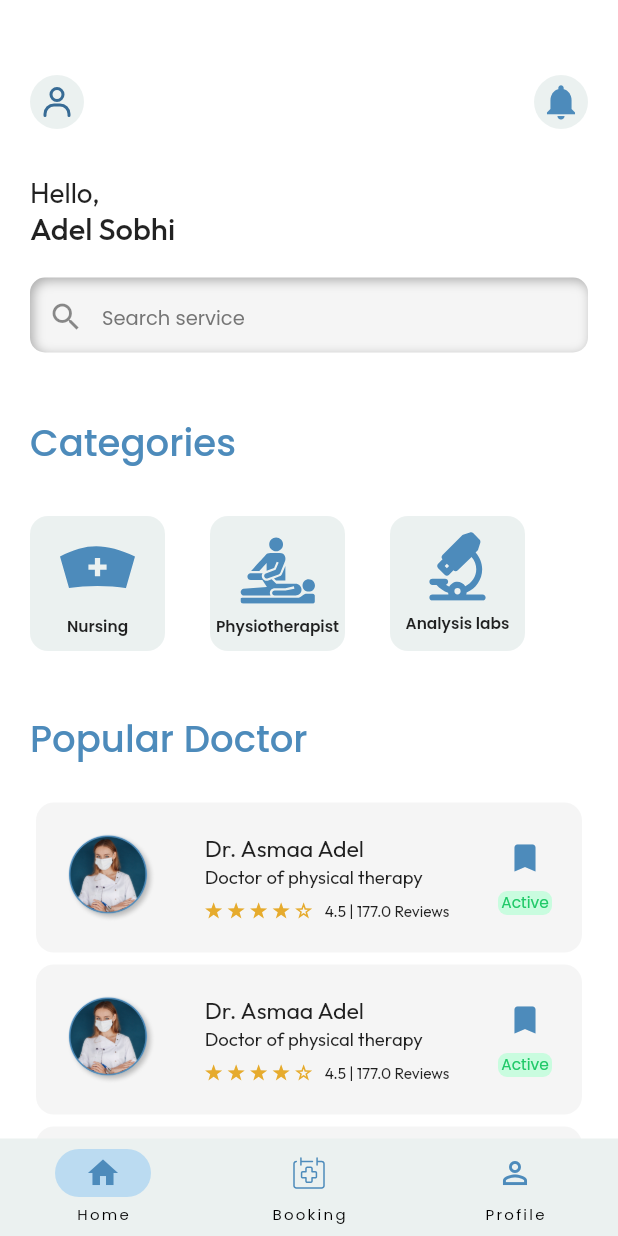
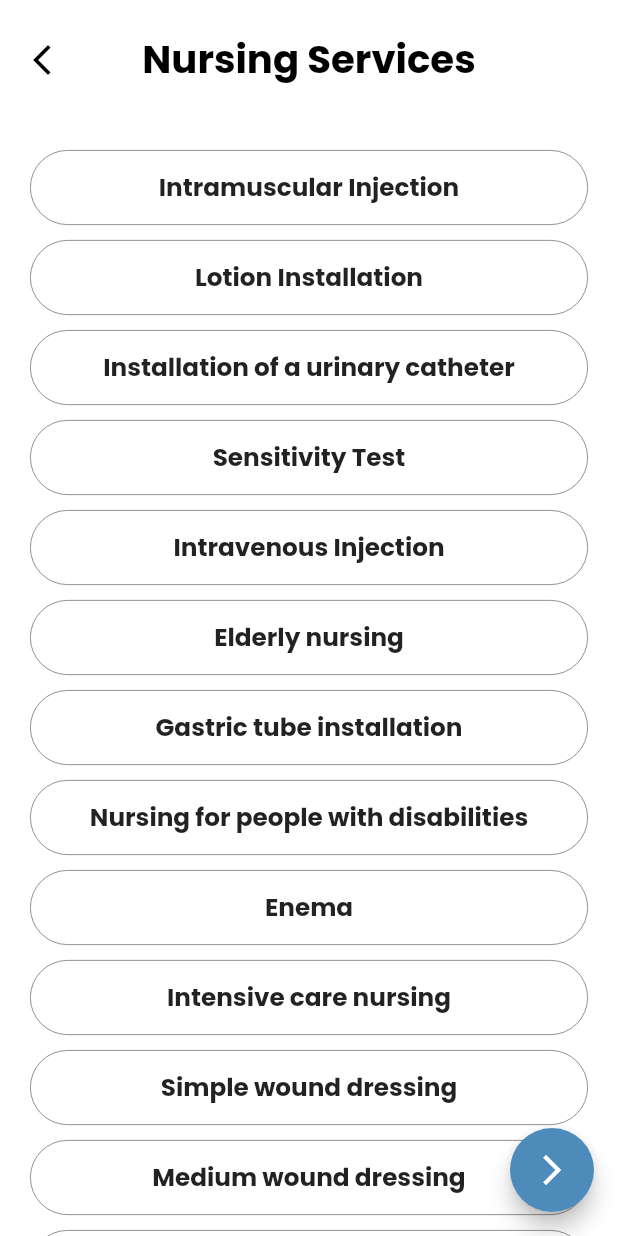
Before and after one commit to ahm3dElgharbawy/DocHome, a Flutter app: the screen it shows after launch, on a phone screen of 412 x 824 dp. Run offline on Flutter 3.47's test engine with Material 3 defaults, Android fonts, the phone set to English and light mode, and no system bars; our stand-ins replace flutter_inset_box_shadow, flutter_svg; project files that could hold a hidden picture were left out.

Commit message:
nursing-category-ui-done

```diff
--- /dev/null
+++ b/lib/features/find_cargiver/models/service_model.dart
@@ -0,0 +1,5 @@
+class ServiceModel{
+  final String serviceName;
+
+const  ServiceModel({required this.serviceName});
+}
--- /dev/null
+++ b/lib/features/find_cargiver/screens/nursing_category.dart
@@ -0,0 +1,43 @@
+import 'package:dochome/features/find_cargiver/widgets/services_list_view.dart';
+import 'package:dochome/utils/constants/colors.dart';
+import 'package:dochome/utils/theme/app_styles.dart';
+import 'package:flutter/material.dart';
+
+class NursingCategory extends StatelessWidget {
+  const NursingCategory({super.key});
+
+  @override
+  Widget build(BuildContext context) {
+    return Scaffold(
+      appBar: AppBar(
+        backgroundColor: Colors.white,
+        elevation: 0,
+        toolbarHeight: 80,
+        title: Text(
+          'Nursing Services',
+          style: AppStyles.styleBold25(context),
+        ),
+        centerTitle: true,
+        leading: const Icon(
+          Icons.arrow_back_ios_new_outlined,
+          color: Colors.black,
+        ),
+      ),
+      body: const SingleChildScrollView(
+        child: Padding(
+          padding: EdgeInsets.only(left: 20, right: 20, top: 20),
+          child: ServicesListView(),
+        ),
+      ),
+      floatingActionButton: FloatingActionButton(
+        onPressed: null,
+        backgroundColor: CColors.primary,
+        child: Center(
+          child: Transform.rotate(
+              angle: -1.571 * 2,
+              child: const Icon(Icons.arrow_back_ios_new_outlined)),
+        ),
+      ),
+    );
+  }
+}
--- /dev/null
+++ b/lib/features/find_cargiver/widgets/service_item.dart
@@ -0,0 +1,31 @@
+
+import 'package:dochome/features/find_cargiver/models/service_model.dart';
+import 'package:dochome/utils/theme/app_styles.dart';
+import 'package:flutter/material.dart';
+
+class ServiceItem extends StatelessWidget {
+  const ServiceItem({
+    super.key, required this.serviceModel,
+  });
+final ServiceModel serviceModel;
+  @override
+  Widget build(BuildContext context) {
+    return Container(
+      width: double.infinity,
+      height: 50,
+      decoration: BoxDecoration(
+        borderRadius: BorderRadius.circular(26),
+        color: Colors.white,
+        border: Border.all(
+          color: const Color(0xff756969),
+          width: 0.5,
+        ),
+      ),
+      child: Center(
+          child: Text(
+        serviceModel.serviceName,
+        style: AppStyles.styleBold16(context),
+      )),
+    );
+  }
+}
--- /dev/null
+++ b/lib/features/find_cargiver/widgets/services_list_view.dart
@@ -0,0 +1,36 @@
+import 'package:dochome/features/find_cargiver/models/service_model.dart';
+import 'package:dochome/features/find_cargiver/widgets/service_item.dart';
+import 'package:dochome/utils/theme/app_styles.dart';
+import 'package:flutter/material.dart';
+
+class ServicesListView extends StatelessWidget {
+  const ServicesListView({
+    super.key,
+  });
+  static List nursingServices = const [
+    ServiceModel(serviceName: 'Intramuscular Injection'),
+    ServiceModel(serviceName: 'Lotion Installation'),
+    ServiceModel(serviceName: 'Installation of a urinary catheter'),
+    ServiceModel(serviceName: 'Sensitivity Test'),
+    ServiceModel(serviceName: 'Intravenous Injection'),
+    ServiceModel(serviceName: 'Elderly nursing'),
+    ServiceModel(serviceName: 'Gastric tube installation'),
+    ServiceModel(serviceName: 'Nursing for people with disabilities'),
+    ServiceModel(serviceName: 'Enema'),
+    ServiceModel(serviceName: 'Intensive care nursing'),
+    ServiceModel(serviceName: 'Simple wound dressing'),
+    ServiceModel(serviceName: 'Medium wound dressing'),
+    ServiceModel(serviceName: 'Large wound dressing'),
+  ];
+  @override
+  Widget build(BuildContext context) {
+    return Column(
+      mainAxisAlignment: MainAxisAlignment.start,
+      children:
+          nursingServices.map((e) => Padding(
+            padding: const EdgeInsets.only(bottom: 10),
+            child: ServiceItem(serviceModel: e),
+          )).toList(),
+    );
+  }
+}
--- a/lib/main.dart
+++ b/lib/main.dart
@@ -1,3 +1,4 @@
+import 'package:dochome/features/find_cargiver/screens/nursing_category.dart';
 import 'package:dochome/features/home/screens/home.dart';
 import 'package:flutter/material.dart';
 
@@ -17,7 +18,7 @@ class MyApp extends StatelessWidget {
           fontFamily: "Poppins",
           useMaterial3: false,
           scaffoldBackgroundColor: Colors.white),
-      home: const Home(),
+      home: const NursingCategory(),
     );
   }
 }
--- a/lib/utils/theme/app_styles.dart
+++ b/lib/utils/theme/app_styles.dart
@@ -19,6 +19,7 @@ abstract class AppStyles {
   }
  static TextStyle styleBold25(context) {
     return TextStyle(
+      color: Colors.black,
       fontSize: getResponsiveFontSize(context, fontSize: 25),
       fontFamily: 'Poppins',
       fontWeight: FontWeight.w700,
```
